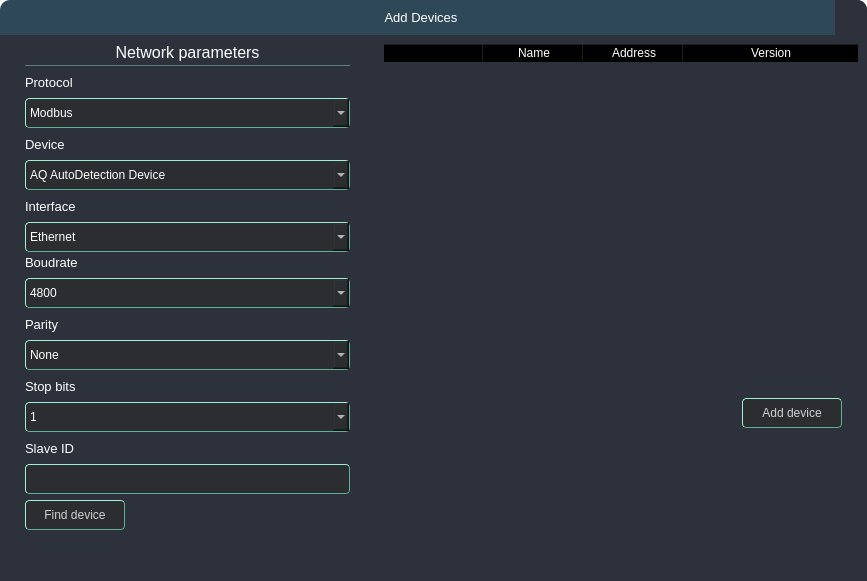
Before: the Qt Designer form UI/forms/AqAddDeviceWindow.ui in romangolovkou/AQteck_toolMAX, drawn with Qt 5.
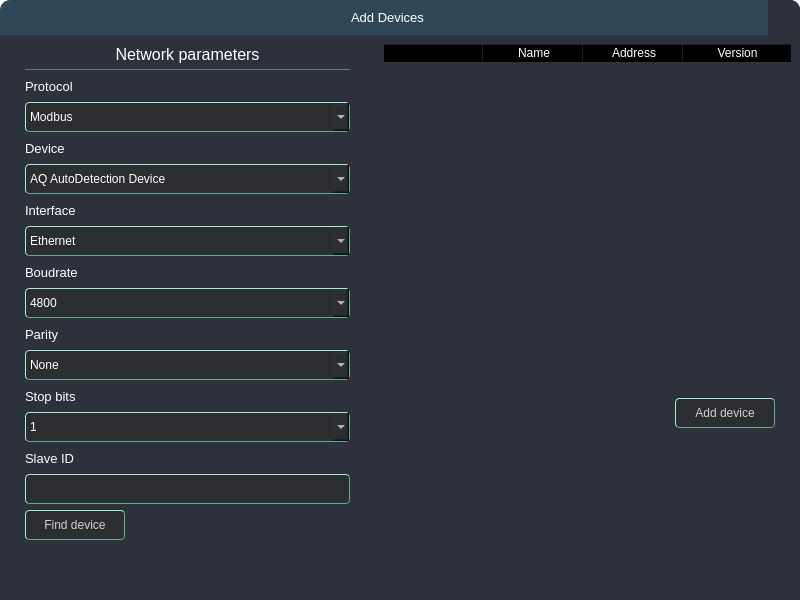
After: the same form once the commit is applied. The open tabs and pages were chosen to show the change. Icons and pictures are not drawn. Custom widgets are drawn as their Qt base class.

```diff
--- a/UI/forms/AqAddDeviceWindow.ui
+++ b/UI/forms/AqAddDeviceWindow.ui
@@ -6,8 +6,8 @@
    <rect>
     <x>0</x>
     <y>0</y>
-    <width>867</width>
-    <height>581</height>
+    <width>800</width>
+    <height>600</height>
    </rect>
   </property>
   <property name="sizePolicy">
@@ -16,6 +16,18 @@
     <verstretch>0</verstretch>
    </sizepolicy>
   </property>
+  <property name="minimumSize">
+   <size>
+    <width>800</width>
+    <height>600</height>
+   </size>
+  </property>
+  <property name="maximumSize">
+   <size>
+    <width>800</width>
+    <height>600</height>
+   </size>
+  </property>
   <property name="windowTitle">
    <string>Form</string>
   </property>
@@ -265,8 +277,8 @@
       <property name="bottomMargin">
        <number>0</number>
       </property>
-      <item alignment="Qt::AlignTop">
-       <widget class="QWidget" name="connection_settings" native="true">
+      <item>
+       <widget class="AqConnectionSettingsFrame" name="connection_settings">
         <property name="sizePolicy">
          <sizepolicy hsizetype="Expanding" vsizetype="Expanding">
           <horstretch>0</horstretch>
@@ -324,6 +336,24 @@
             </property>
             <item>
              <widget class="QLabel" name="title_text">
+              <property name="sizePolicy">
+               <sizepolicy hsizetype="Preferred" vsizetype="Minimum">
+                <horstretch>0</horstretch>
+                <verstretch>0</verstretch>
+               </sizepolicy>
+              </property>
+              <property name="minimumSize">
+               <size>
+                <width>0</width>
+                <height>30</height>
+               </size>
+              </property>
+              <property name="maximumSize">
+               <size>
+                <width>16777215</width>
+                <height>30</height>
+               </size>
+              </property>
               <property name="font">
                <font>
                 <pointsize>12</pointsize>
@@ -382,7 +412,7 @@
               </item>
               <item>
                <property name="text">
-                <string/>
+                <string>AQ AutoDetectionProtocol</string>
                </property>
               </item>
              </widget>
@@ -430,11 +460,6 @@
                 <string>AQ AutoDetection Device</string>
                </property>
               </item>
-              <item>
-               <property name="text">
-                <string/>
-               </property>
-              </item>
              </widget>
             </item>
             <item>
@@ -493,7 +518,7 @@
          <item>
           <widget class="QFrame" name="stackedFrame">
            <property name="sizePolicy">
-            <sizepolicy hsizetype="Expanding" vsizetype="MinimumExpanding">
+            <sizepolicy hsizetype="Expanding" vsizetype="Minimum">
              <horstretch>0</horstretch>
              <verstretch>0</verstretch>
             </sizepolicy>
@@ -501,15 +526,18 @@
            <property name="minimumSize">
             <size>
              <width>0</width>
-             <height>242</height>
+             <height>0</height>
             </size>
            </property>
            <property name="maximumSize">
             <size>
              <width>16777215</width>
-             <height>242</height>
+             <height>250</height>
             </size>
            </property>
+           <property name="styleSheet">
+            <string notr="true"/>
+           </property>
            <property name="frameShape">
             <enum>QFrame::StyledPanel</enum>
            </property>
@@ -540,17 +568,20 @@
               <property name="minimumSize">
                <size>
                 <width>0</width>
-                <height>242</height>
+                <height>0</height>
                </size>
               </property>
               <property name="maximumSize">
                <size>
                 <width>10000</width>
-                <height>242</height>
+                <height>250</height>
                </size>
               </property>
+              <property name="styleSheet">
+               <string notr="true"/>
+              </property>
               <property name="currentIndex">
-               <number>0</number>
+               <number>1</number>
               </property>
               <widget class="QWidget" name="page_com">
                <property name="sizePolicy">
@@ -559,6 +590,12 @@
                  <verstretch>0</verstretch>
                 </sizepolicy>
                </property>
+               <property name="maximumSize">
+                <size>
+                 <width>16777215</width>
+                 <height>250</height>
+                </size>
+               </property>
                <layout class="QVBoxLayout" name="verticalLayout_2">
                 <property name="spacing">
                  <number>6</number>
@@ -567,7 +604,7 @@
                  <number>0</number>
                 </property>
                 <property name="topMargin">
-                 <number>0</number>
+                 <number>6</number>
                 </property>
                 <property name="rightMargin">
                  <number>0</number>
@@ -775,7 +812,7 @@
                  </widget>
                 </item>
                 <item>
-                 <widget class="QLineEdit" name="slave_id_line_edit">
+                 <widget class="AqSlaveIdLineEdit" name="slave_id_line_edit">
                   <property name="minimumSize">
                    <size>
                     <width>0</width>
@@ -804,7 +841,7 @@
                  <number>0</number>
                 </property>
                 <property name="topMargin">
-                 <number>0</number>
+                 <number>6</number>
                 </property>
                 <property name="rightMargin">
                  <number>0</number>
@@ -819,8 +856,8 @@
                   </property>
                  </widget>
                 </item>
-                <item>
-                 <widget class="QLineEdit" name="ip_line_edit">
+                <item alignment="Qt::AlignTop">
+                 <widget class="AqIpLineEdit" name="ip_line_edit">
                   <property name="minimumSize">
                    <size>
                     <width>0</width>
@@ -909,6 +946,19 @@
            </layout>
           </widget>
          </item>
+         <item>
+          <spacer name="verticalSpacer_2">
+           <property name="orientation">
+            <enum>Qt::Vertical</enum>
+           </property>
+           <property name="sizeHint" stdset="0">
+            <size>
+             <width>20</width>
+             <height>40</height>
+            </size>
+           </property>
+          </spacer>
+         </item>
         </layout>
        </widget>
       </item>
@@ -1138,6 +1188,22 @@
    <extends>QTableWidget</extends>
    <header location="global">AqAddDeviceWindow.h</header>
   </customwidget>
+  <customwidget>
+   <class>AqConnectionSettingsFrame</class>
+   <extends>QFrame</extends>
+   <header location="global">AqAddDeviceWindow.h</header>
+   <container>1</container>
+  </customwidget>
+  <customwidget>
+   <class>AqSlaveIdLineEdit</class>
+   <extends>QLineEdit</extends>
+   <header location="global">AqLineEditTemplates.h</header>
+  </customwidget>
+  <customwidget>
+   <class>AqIpLineEdit</class>
+   <extends>QLineEdit</extends>
+   <header location="global">AqLineEditTemplates.h</header>
+  </customwidget>
  </customwidgets>
  <resources>
   <include location="../resoursec.qrc"/>
```
